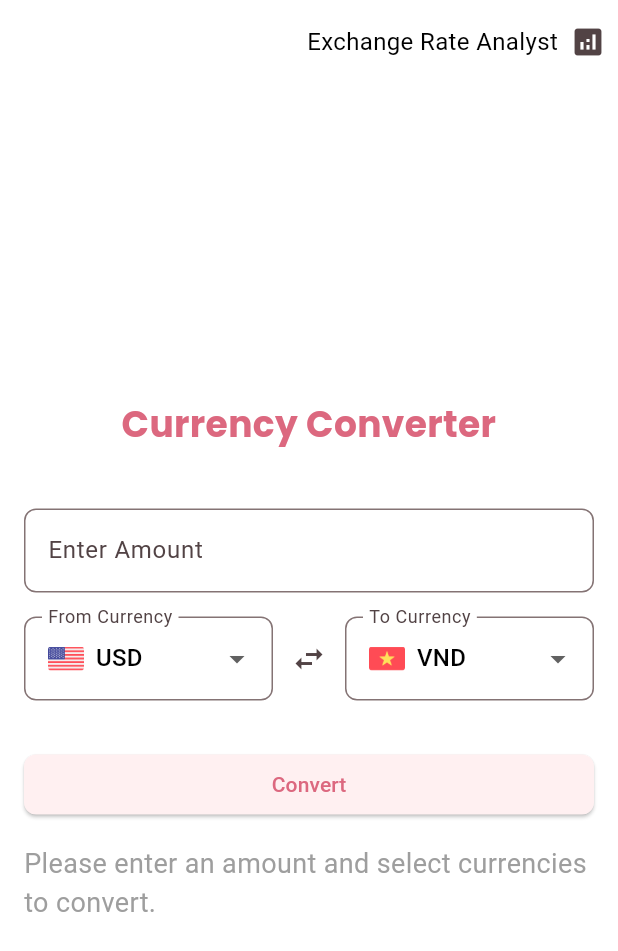
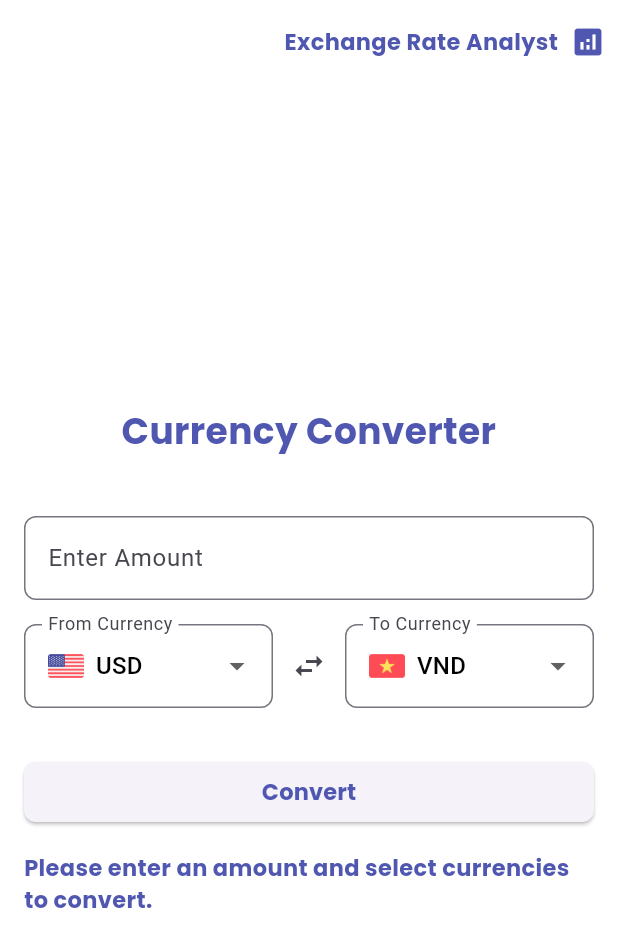
Before and after one commit to vohoangloc123/currency_converter, a Flutter app: the screen it shows after launch, on a phone screen of 412 x 824 dp. Shown: the top 951 px of the screen. Run offline on Flutter 3.47's test engine with Material 3 defaults, Android fonts, the phone set to English and light mode, and no system bars; our stand-ins replace flutter_dotenv, flutter_spinkit, google_fonts.

Commit message:
Updated the UI

```diff
--- a/lib/main.dart
+++ b/lib/main.dart
@@ -1,12 +1,13 @@
-
 import 'package:currencyconverter/screens/currency_converter_screen.dart';
 import 'package:flutter/cupertino.dart';
 import 'package:flutter/material.dart';
 import 'package:flutter_dotenv/flutter_dotenv.dart';
+
 void main() async {
   await dotenv.load(fileName: "assets/.env");
   runApp(const MyApp());
 }
+
 class MyApp extends StatelessWidget {
   const MyApp({super.key});
 
@@ -18,21 +19,20 @@ class MyApp extends StatelessWidget {
       theme: ThemeData(
         useMaterial3: true,
         colorScheme: ColorScheme.fromSeed(
-          seedColor: const Color.fromARGB(255, 249, 111, 138),
+          seedColor: const Color.fromARGB(255, 79, 87, 176),
           brightness: Brightness.light,
         ).copyWith(
-          primary: const Color.fromARGB(255, 220, 104, 127),
+          primary: const Color.fromARGB(255, 79, 87, 176),
           onPrimary: Colors.white,
           secondary: Colors.white,
-          onSecondary: const Color.fromARGB(255, 220, 104, 127),
+          onSecondary: const Color.fromARGB(255, 79, 87, 176),
           surface: Colors.white,
           onSurface: Colors.black,
           onError: Colors.white,
-          tertiary: const Color.fromARGB(255, 255, 171, 145),
+          tertiary: const Color.fromARGB(255, 79, 87, 176),
         ),
       ),
       home: const CurrencyConverterScreen(), // Màn hình CurrencyConverterScreen
-
     );
   }
 }
--- a/lib/screens/currency_converter_screen.dart
+++ b/lib/screens/currency_converter_screen.dart
@@ -94,16 +94,22 @@ class _CurrencyConverterScreenState extends State<CurrencyConverterScreen> {
                 MaterialPageRoute(builder: (context) => AnalystScreen()),
               );
             },
-            icon: const Row(
+            icon: Row(
               mainAxisSize: MainAxisSize.min,
               children: [
-                SizedBox(width: 8), // Khoảng cách giữa icon và text
+                const SizedBox(width: 8), // Khoảng cách giữa icon và text
                 Text(
                   'Exchange Rate Analyst',
-                  style: TextStyle(fontSize: 16),
+                  style: GoogleFonts.poppins(
+                    fontSize: 15,
+                    fontWeight: FontWeight.bold,
+                    color: Theme.of(context).colorScheme.primary,
+                  ),
+                  textAlign: TextAlign.center,
                 ),
                 const SizedBox(width: 8),
-                Icon(Icons.analytics),
+                Icon(Icons.analytics,
+                    color: Theme.of(context).colorScheme.primary),
               ],
             ),
             tooltip: 'Go to Analyst Screen',
@@ -215,28 +221,43 @@ class _CurrencyConverterScreenState extends State<CurrencyConverterScreen> {
             const SizedBox(height: 32.0),
             ElevatedButton(
               onPressed: _handleConvert,
-              child: const Text('Convert'),
               style: ElevatedButton.styleFrom(
                 shape: RoundedRectangleBorder(
                   borderRadius: BorderRadius.circular(8.0), // Bo góc nhẹ 8px
                 ),
               ),
+              child: Text(
+                'Convert',
+                style: GoogleFonts.poppins(
+                  fontSize: 15,
+                  fontWeight: FontWeight.bold,
+                  color: Theme.of(context).colorScheme.primary,
+                ),
+              ),
             ),
             const SizedBox(height: 16.0),
             if (_isLoading)
-              SpinKitPouringHourGlass(
+              SpinKitWaveSpinner(
                 color: Theme.of(context).colorScheme.primary,
                 size: 100.0,
               )
             else if (_convertedAmount != null)
               Text(
                 'Converted Amount: ${_convertedAmount!.toStringAsFixed(2)}',
-                style: const TextStyle(fontSize: 18),
+                style: GoogleFonts.poppins(
+                  fontSize: 15,
+                  fontWeight: FontWeight.bold,
+                  color: Theme.of(context).colorScheme.primary,
+                ),
               )
             else
-              const Text(
+              Text(
                 'Please enter an amount and select currencies to convert.',
-                style: TextStyle(fontSize: 18, color: Colors.grey),
+                style: GoogleFonts.poppins(
+                  fontSize: 15,
+                  fontWeight: FontWeight.bold,
+                  color: Theme.of(context).colorScheme.primary,
+                ),
               ),
           ],
         ),
```
Also changed, not shown: lib/screens/analysts_creen.dart (+41 -7 lines), lib/widgets/chart_painter.dart (+6 -5 lines).
